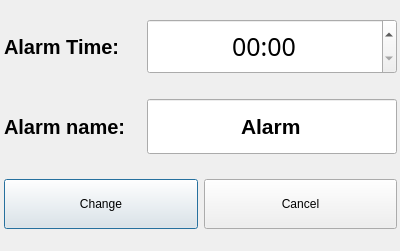
This is SmartTimer/changealarmdialog.ui in secondYearProjects/SmartTimer as Qt 5 draws it before an edit. The edited form follows.
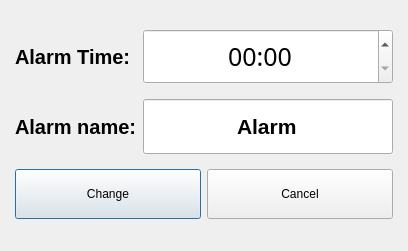
This is the edited form.

```diff
--- a/SmartTimer/changealarmdialog.ui
+++ b/SmartTimer/changealarmdialog.ui
@@ -13,15 +13,9 @@
   <property name="windowTitle">
    <string>Dialog</string>
   </property>
+  <layout class="QGridLayout" name="gridLayout_2">
+   <item row="0" column="0">
   <widget class="QWidget" name="DialogGrid" native="true">
-   <property name="geometry">
-    <rect>
-     <x>0</x>
-     <y>0</y>
-     <width>401</width>
-     <height>251</height>
-    </rect>
-   </property>
    <property name="styleSheet">
     <string notr="true"/>
    </property>
@@ -186,6 +180,8 @@
     </item>
    </layout>
   </widget>
+   </item>
+  </layout>
  </widget>
  <resources/>
  <connections/>
```
Lines whose indentation alone changed are shown as unchanged.
